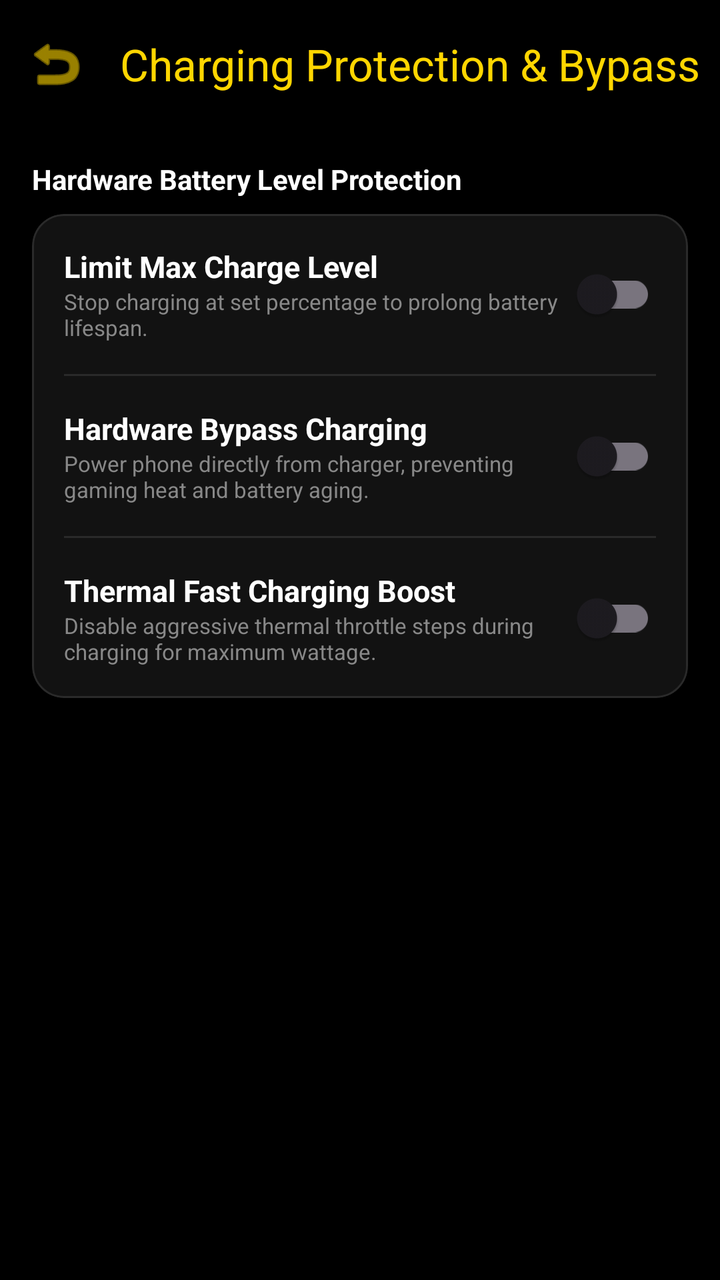
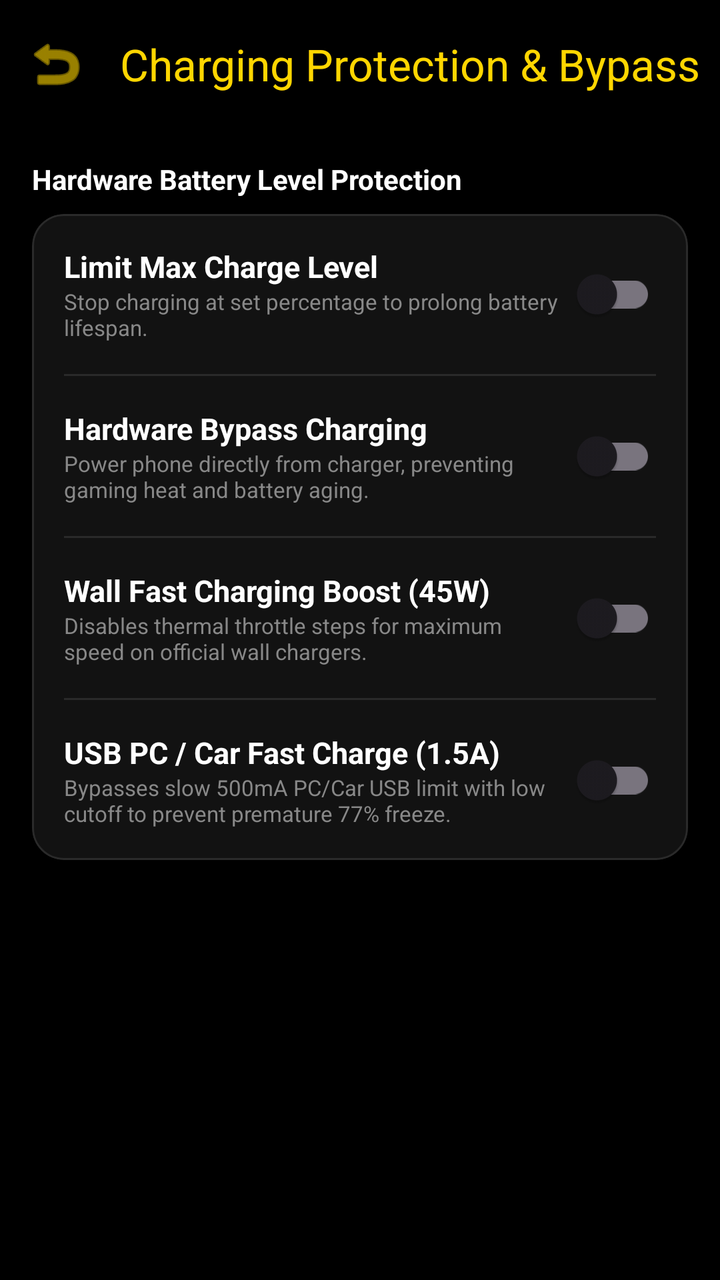

An Android layout rendered at two revisions. The XML below is the earlier revision; the diff shows what the commit changed to produce the second picture.
<!-- AndroidManifest.xml: activity theme Theme.PhoneControl -->
<!-- res/layout/activity_charging_protection.xml -->
<?xml version="1.0" encoding="utf-8"?>
<LinearLayout xmlns:android="http://schemas.android.com/apk/res/android"
    xmlns:app="http://schemas.android.com/apk/res-auto"
    android:layout_width="match_parent"
    android:layout_height="match_parent"
    android:orientation="vertical"
    android:background="@android:color/black"
    android:fitsSystemWindows="true">

    <com.google.android.material.appbar.MaterialToolbar
        android:id="@+id/toolbarCharging"
        android:layout_width="match_parent"
        android:layout_height="?attr/actionBarSize"
        app:title="Charging Protection &amp; Bypass"
        app:titleTextColor="@color/color_battery"
        app:navigationIcon="@android:drawable/ic_menu_revert"
        app:navigationIconTint="@color/color_battery" />

    <androidx.core.widget.NestedScrollView
        android:layout_width="match_parent"
        android:layout_height="match_parent">

        <LinearLayout
            android:layout_width="match_parent"
            android:layout_height="wrap_content"
            android:orientation="vertical"
            android:padding="16dp">

            <TextView
                android:layout_width="wrap_content"
                android:layout_height="wrap_content"
                android:text="Hardware Battery Level Protection"
                android:textColor="#FFFFFF"
                android:textStyle="bold"
                android:textSize="14sp"
                android:layout_marginBottom="8dp" />

            <com.google.android.material.card.MaterialCardView
                android:layout_width="match_parent"
                android:layout_height="wrap_content"
                android:layout_marginBottom="16dp"
                app:cardCornerRadius="16dp"
                app:cardBackgroundColor="#121212"
                app:strokeWidth="1dp"
                app:strokeColor="#2A2A2A">

                <LinearLayout
                    android:layout_width="match_parent"
                    android:layout_height="wrap_content"
                    android:orientation="vertical"
                    android:padding="16dp">

                    <LinearLayout
                        android:layout_width="match_parent"
                        android:layout_height="wrap_content"
                        android:gravity="center_vertical">
                        <LinearLayout
                            android:layout_width="0dp"
                            android:layout_height="wrap_content"
                            android:layout_weight="1"
                            android:orientation="vertical">
                            <TextView
                                android:layout_width="wrap_content"
                                android:layout_height="wrap_content"
                                android:text="Limit Max Charge Level"
                                android:textColor="#FFFFFF"
                                android:textStyle="bold"
                                android:textSize="15sp" />
                            <TextView
                                android:layout_width="wrap_content"
                                android:layout_height="wrap_content"
                                android:text="Stop charging at set percentage to prolong battery lifespan."
                                android:textColor="#888888"
                                android:textSize="11sp" />
                        </LinearLayout>
                        <com.google.android.material.switchmaterial.SwitchMaterial
                            android:id="@+id/switchLimitCharge"
                            android:layout_width="wrap_content"
                            android:layout_height="wrap_content" />
                    </LinearLayout>

                    <LinearLayout
                        android:id="@+id/layoutLimitSeek"
                        android:layout_width="match_parent"
                        android:layout_height="wrap_content"
                        android:layout_marginTop="8dp"
                        android:gravity="center_vertical"
                        android:visibility="gone">
                        <SeekBar
                            android:id="@+id/seekbarLimit"
                            android:layout_width="0dp"
                            android:layout_height="wrap_content"
                            android:layout_weight="1"
                            android:max="30"
                            android:progress="10" />
                        <TextView
                            android:id="@+id/tvLimitValue"
                            android:layout_width="wrap_content"
                            android:layout_height="wrap_content"
                            android:text="80%"
                            android:textColor="#FFFFFF" />
                    </LinearLayout>

                    <View
                        android:layout_width="match_parent"
                        android:layout_height="1dp"
                        android:background="#2A2A2A"
                        android:layout_marginTop="16dp"
                        android:layout_marginBottom="16dp" />

                    <LinearLayout
                        android:layout_width="match_parent"
                        android:layout_height="wrap_content"
                        android:gravity="center_vertical">
                        <LinearLayout
                            android:layout_width="0dp"
                            android:layout_height="wrap_content"
                            android:layout_weight="1"
                            android:orientation="vertical">
                            <TextView
                                android:layout_width="wrap_content"
                                android:layout_height="wrap_content"
                                android:text="Hardware Bypass Charging"
                                android:textColor="#FFFFFF"
                                android:textStyle="bold"
                                android:textSize="15sp" />
                            <TextView
                                android:layout_width="wrap_content"
                                android:layout_height="wrap_content"
                                android:text="Power phone directly from charger, preventing gaming heat and battery aging."
                                android:textColor="#888888"
                                android:textSize="11sp" />
                        </LinearLayout>
                        <com.google.android.material.switchmaterial.SwitchMaterial
                            android:id="@+id/switchBypassCharging"
                            android:layout_width="wrap_content"
                            android:layout_height="wrap_content" />
                    </LinearLayout>

                    <View
                        android:layout_width="match_parent"
                        android:layout_height="1dp"
                        android:background="#2A2A2A"
                        android:layout_marginTop="16dp"
                        android:layout_marginBottom="16dp" />

                    <LinearLayout
                        android:layout_width="match_parent"
                        android:layout_height="wrap_content"
                        android:gravity="center_vertical">
                        <LinearLayout
                            android:layout_width="0dp"
                            android:layout_height="wrap_content"
                            android:layout_weight="1"
                            android:orientation="vertical">
                            <TextView
                                android:layout_width="wrap_content"
                                android:layout_height="wrap_content"
                                android:text="Thermal Fast Charging Boost"
                                android:textColor="#FFFFFF"
                                android:textStyle="bold"
                                android:textSize="15sp" />
                            <TextView
                                android:layout_width="wrap_content"
                                android:layout_height="wrap_content"
                                android:text="Disable aggressive thermal throttle steps during charging for maximum wattage."
                                android:textColor="#888888"
                                android:textSize="11sp" />
                        </LinearLayout>
                        <com.google.android.material.switchmaterial.SwitchMaterial
                            android:id="@+id/switchFastCharge"
                            android:layout_width="wrap_content"
                            android:layout_height="wrap_content" />
                    </LinearLayout>

                </LinearLayout>
            </com.google.android.material.card.MaterialCardView>

        </LinearLayout>
    </androidx.core.widget.NestedScrollView>

</LinearLayout>
<!-- resources referenced by this layout -->
<resources>
  <color name="color_battery">#FFD600</color>
  <style name="Theme.PhoneControl" parent="Theme.Material3.DayNight.NoActionBar">
          
          <item name="colorPrimary">@color/purple_500</item>
          <item name="colorPrimaryVariant">@color/purple_700</item>
          <item name="colorOnPrimary">@color/white</item>
          
          <item name="colorSecondary">@color/teal_200</item>
          <item name="colorSecondaryVariant">@color/teal_700</item>
          <item name="colorOnSecondary">@color/black</item>
          
          <item name="android:statusBarColor">@android:color/black</item>
          <item name="android:windowLightStatusBar" tools:targetApi="m">false</item>
          
          
          
      </style>
  <color name="purple_500">#FF6200EE</color>
  <color name="purple_700">#FF3700B3</color>
  <color name="white">#FFFFFFFF</color>
  <color name="teal_200">#FF03DAC5</color>
  <color name="teal_700">#FF018786</color>
  <color name="black">#FF000000</color>
</resources>

<!-- the commit's change to res/layout/activity_charging_protection.xml (unified diff, before → after) -->
@@ -156,19 +156,55 @@
                             <TextView
                                 android:layout_width="wrap_content"
                                 android:layout_height="wrap_content"
-                                android:text="Thermal Fast Charging Boost"
-                                android:textColor="#FFFFFF"
-                                android:textStyle="bold"
-                                android:textSize="15sp" />
-                            <TextView
-                                android:layout_width="wrap_content"
-                                android:layout_height="wrap_content"
-                                android:text="Disable aggressive thermal throttle steps during charging for maximum wattage."
+                                android:text="Wall Fast Charging Boost (45W)"
+                                android:textColor="#FFFFFF"
+                                android:textStyle="bold"
+                                android:textSize="15sp" />
+                            <TextView
+                                android:layout_width="wrap_content"
+                                android:layout_height="wrap_content"
+                                android:text="Disables thermal throttle steps for maximum speed on official wall chargers."
                                 android:textColor="#888888"
                                 android:textSize="11sp" />
                         </LinearLayout>
                         <com.google.android.material.switchmaterial.SwitchMaterial
                             android:id="@+id/switchFastCharge"
+                            android:layout_width="wrap_content"
+                            android:layout_height="wrap_content" />
+                    </LinearLayout>
+
+                    <View
+                        android:layout_width="match_parent"
+                        android:layout_height="1dp"
+                        android:background="#2A2A2A"
+                        android:layout_marginTop="16dp"
+                        android:layout_marginBottom="16dp" />
+
+                    <LinearLayout
+                        android:layout_width="match_parent"
+                        android:layout_height="wrap_content"
+                        android:gravity="center_vertical">
+                        <LinearLayout
+                            android:layout_width="0dp"
+                            android:layout_height="wrap_content"
+                            android:layout_weight="1"
+                            android:orientation="vertical">
+                            <TextView
+                                android:layout_width="wrap_content"
+                                android:layout_height="wrap_content"
+                                android:text="USB PC / Car Fast Charge (1.5A)"
+                                android:textColor="#FFFFFF"
+                                android:textStyle="bold"
+                                android:textSize="15sp" />
+                            <TextView
+                                android:layout_width="wrap_content"
+                                android:layout_height="wrap_content"
+                                android:text="Bypasses slow 500mA PC/Car USB limit with low cutoff to prevent premature 77% freeze."
+                                android:textColor="#888888"
+                                android:textSize="11sp" />
+                        </LinearLayout>
+                        <com.google.android.material.switchmaterial.SwitchMaterial
+                            android:id="@+id/switchUsbPcCharge"
                             android:layout_width="wrap_content"
                             android:layout_height="wrap_content" />
                     </LinearLayout>
